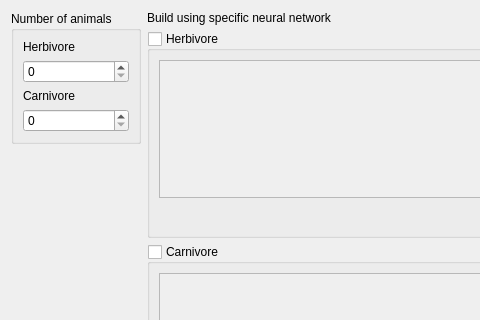
This is WorldCreatorAnimalsWidget.ui in Xaxetrov/Fil-Rouge as Qt 5 draws it before an edit; both pictures show x 0 to 480 and y 0 to 320 of the 776 by 473 pixel window. The edited form follows.
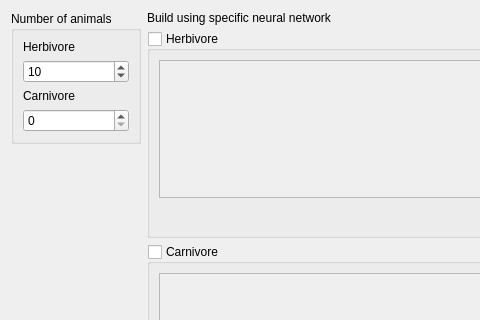
This is the edited form.

Diff of the .ui file:
```diff
--- a/WorldCreatorAnimalsWidget.ui
+++ b/WorldCreatorAnimalsWidget.ui
@@ -30,7 +30,17 @@
          </widget>
         </item>
         <item>
-         <widget class="QSpinBox" name="sb_herbivore"/>
+         <widget class="QSpinBox" name="sb_herbivore">
+          <property name="maximum">
+           <number>500</number>
+          </property>
+          <property name="singleStep">
+           <number>10</number>
+          </property>
+          <property name="value">
+           <number>10</number>
+          </property>
+         </widget>
         </item>
         <item>
          <widget class="QLabel" name="label_2">
```
Left out of the diff: 9 changed lines with no effect on the pictures.
